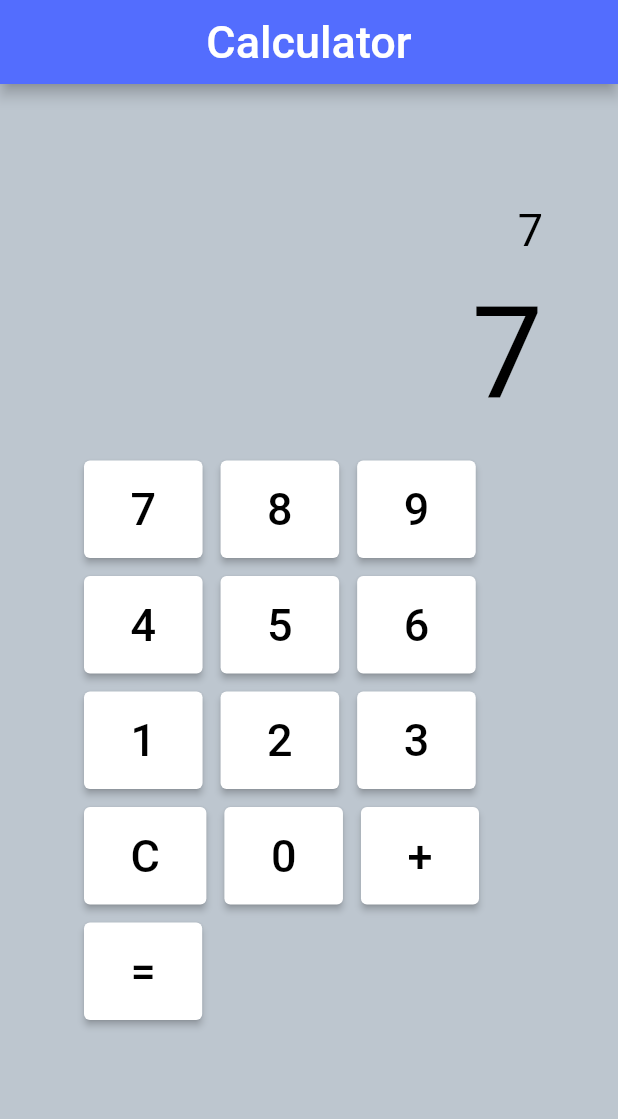
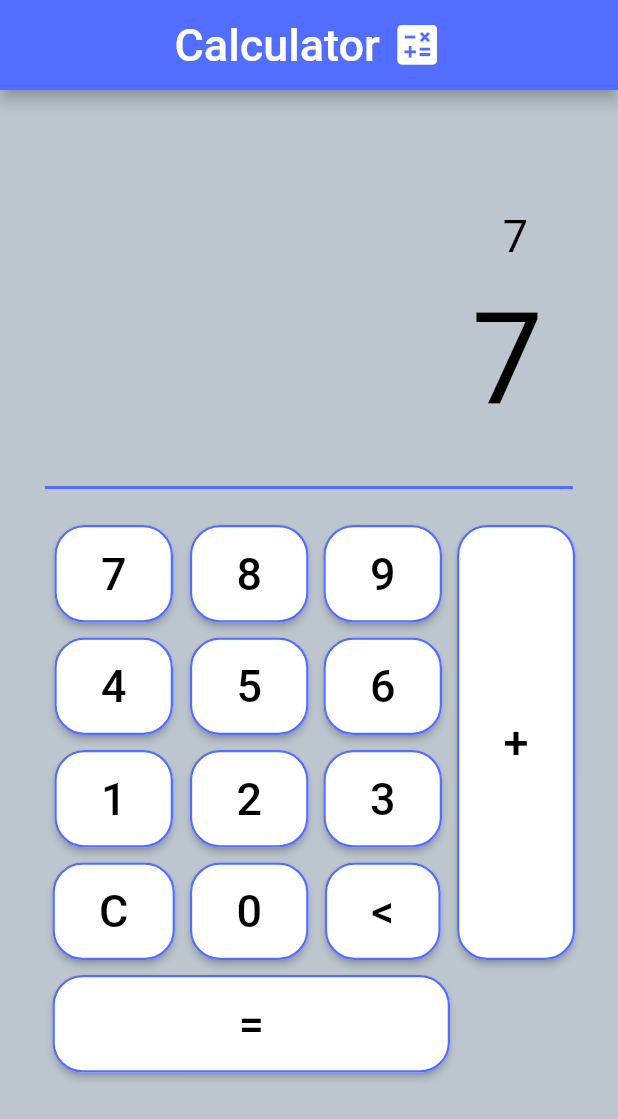
Before and after one commit to ksumeyyek/calculator-flutter, a Flutter app: the screen it shows after launch, after a tap on an icon or button, on a phone screen of 412 x 824 dp. Shown: the top 1119 px of the screen. Run offline on Flutter 3.47's test engine with Material 2 defaults, Android fonts, the phone set to English and light mode, and no system bars.

Commit message:
finish commit

```diff
--- a/lib/calculator.dart
+++ b/lib/calculator.dart
@@ -17,10 +17,13 @@ class _CalculatorState extends State<Calculator> {
 
   Widget buttondizayn(String butondegeri) {
     return Container(
-      margin: EdgeInsets.all(6),
+      margin: EdgeInsets.all(5),
       child: ElevatedButton(
         style: ElevatedButton.styleFrom(
           primary: Colors.white,
+          side: BorderSide(width: 1.5, color: Colors.indigoAccent),
+          shape:
+              RoundedRectangleBorder(borderRadius: BorderRadius.circular(20)),
         ),
         onPressed: () {
           setState(() {
@@ -37,8 +40,9 @@ class _CalculatorState extends State<Calculator> {
               num2 = int.parse(sonuc);
 
               toplam = (num1 + num2).toString();
-
-
+              eski = toplam;
+            } else if (butondegeri == '<') {
+              toplam = sonuc.substring(0, sonuc.length - 1);
             } else {
               toplam = toplam + butondegeri;
             }
@@ -46,7 +50,13 @@ class _CalculatorState extends State<Calculator> {
             sonuc = int.parse(toplam).toStringAsFixed(0);
 
             if (butondegeri != 'C') {
+              if (butondegeri == '=') {
+                eski = eski;
+              } else if (butondegeri == '<') {
+                eski = eski.substring(0, eski.length - 1);
+              } else {
                 eski = eski + butondegeri;
+              }
             } else {
               eski = '';
             }
@@ -68,12 +78,22 @@ class _CalculatorState extends State<Calculator> {
     return Scaffold(
       backgroundColor: Color(0xFFbdc6cf),
       appBar: AppBar(
-        title: Text(
-          "Calculator",
+        toolbarHeight: 60,
+        title: Row(
+          mainAxisAlignment: MainAxisAlignment.center,
+          children: [
+            Text(
+              "Calculator ",
               style: TextStyle(
                 color: Colors.white,
                 fontSize: 30,
               ),
+            ),
+            Icon(
+              Icons.calculate,
+              size: 35,
+            )
+          ],
         ),
         centerTitle: true,
         backgroundColor: Colors.indigoAccent,
@@ -81,10 +101,12 @@ class _CalculatorState extends State<Calculator> {
       body: Container(
         child: Column(
           children: [
+            Column(
+              children: [
                 Padding(
                   padding: const EdgeInsets.only(top: 80),
                   child: Padding(
-              padding: const EdgeInsets.only(right: 50),
+                    padding: const EdgeInsets.only(right: 60),
                     child: Container(
                       alignment: Alignment.centerRight,
                       child: Text(
@@ -98,7 +120,8 @@ class _CalculatorState extends State<Calculator> {
                   ),
                 ),
                 Padding(
-            padding: const EdgeInsets.only(top: 15, right: 50, bottom: 15),
+                  padding:
+                      const EdgeInsets.only(top: 15, right: 50, bottom: 15),
                   child: Container(
                     alignment: Alignment.centerRight,
                     child: Text(
@@ -110,48 +133,62 @@ class _CalculatorState extends State<Calculator> {
                     ),
                   ),
                 ),
+              ],
+            ),
+            Divider(thickness: 2, color: Colors.indigoAccent,height: 40,indent: 30,endIndent: 30,),
             Padding(
-            padding: const EdgeInsets.only(left: 50),
-            child: Column(
+              padding: const EdgeInsets.only(left: 30),
+              child: Row(
                 children: [
-                Row(
+                  Column(
                     children: [
                       buttondizayn("7"),
-                    buttondizayn("8"),
-                    buttondizayn("9"),
+                      buttondizayn("4"),
+                      buttondizayn("1"),
+                      buttondizayn("C"),
                     ],
                   ),
-                Row(
+                  Column(
                     children: [
-                    buttondizayn("4"),
+                      buttondizayn("8"),
                       buttondizayn("5"),
-                    buttondizayn("6"),
+                      buttondizayn("2"),
+                      buttondizayn("0"),
                     ],
                   ),
-                Row(
+                  Column(
                     children: [
-                    buttondizayn("1"),
-                    buttondizayn("2"),
+                      buttondizayn("9"),
+                      buttondizayn("6"),
                       buttondizayn("3"),
+                      buttondizayn("<"),
                     ],
                   ),
-                Row(
+                  Column(
                     children: [
-                    buttondizayn("C"),
-                    buttondizayn("0"),
-                    buttondizayn("+"),
-                  ],
+                      Container(
+                        child: buttondizayn("+"),
+                        height: 300,
                       ),
-                Row(
-                  children: [
-                    buttondizayn("="),
                     ],
                   ),
                 ],
               ),
             ),
+            Padding(
+              padding: const EdgeInsets.only(left: 30),
+              child: Row(
+                children: [
+                  Container(
+                    child: buttondizayn("="),
+                    width: 275,
+                  ),
                 ],
-      )),
+              ),
+            )
+          ],
+        ),
+      ),
     );
   }
 }
```
Lines whose indentation alone changed are shown as unchanged.
